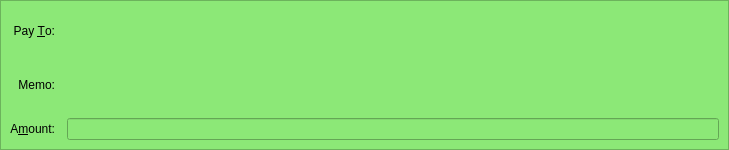
Old version of the form src/qt/forms/sendcoinsentry.ui in the repository zarGonnn/reddcoin.
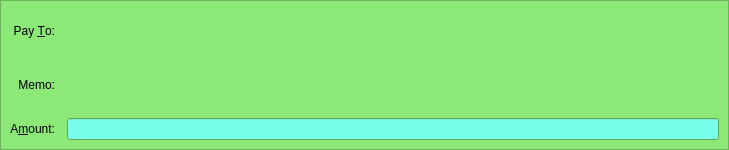
New version of the form. The open tabs and pages were chosen to show the change. Icons and pictures are not drawn. Custom widgets are drawn as their Qt base class.

Commit message:
make BitcoinAmountField::setReadOnly() usable
- use it for secure payment-requests (this change allows a copy&paste of
  the amount and looks a little nicer than just a disabled GUI element)

What changed in the file:
```diff
--- a/src/qt/forms/sendcoinsentry.ui
+++ b/src/qt/forms/sendcoinsentry.ui
@@ -640,15 +640,9 @@
     </item>
     <item row="5" column="2">
      <widget class="BitcoinAmountField" name="payAmount_s">
-      <property name="enabled">
-       <bool>false</bool>
-      </property>
       <property name="acceptDrops">
        <bool>false</bool>
       </property>
-      <property name="readOnly">
-       <bool>true</bool>
-      </property>
      </widget>
     </item>
     <item row="3" column="2">
```
Left out of the diff: 2 changed lines with no effect on the pictures. The commit also changes 2 other files.
